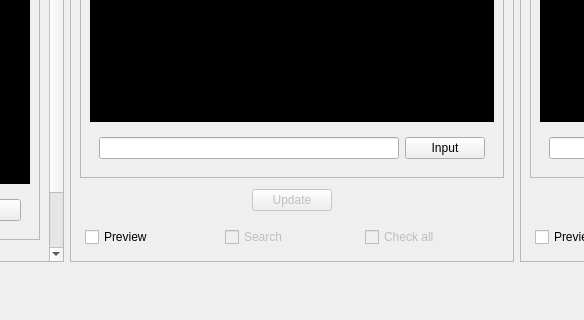
Above: src/src/mainwindowview.ui from juliagoda/pak-gui before the change; both pictures show x 391 to 975 and y 448 to 768 of the 1366 by 768 pixel window. Below: the same form after it.
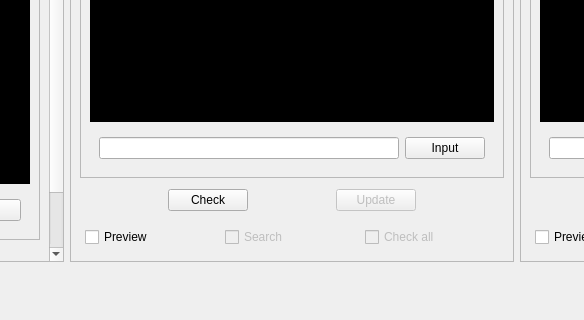
That is the form after the change. Icons and pictures are not drawn. Custom widgets are drawn as their Qt base class.

What changed in the file:
```diff
--- a/src/src/mainwindowview.ui
+++ b/src/src/mainwindowview.ui
@@ -759,6 +759,30 @@
                </property>
               </spacer>
              </item>
+             <item>
+              <widget class="QPushButton" name="check_updates_button">
+               <property name="text">
+                <string>Check</string>
+               </property>
+               <property name="icon">
+                <iconset resource="../../resources/pak-gui.qrc">
+                 <normaloff>:/icons/updated-packages.png</normaloff>:/icons/updated-packages.png</iconset>
+               </property>
+              </widget>
+             </item>
+             <item>
+              <spacer name="horizontalSpacer_15">
+               <property name="orientation">
+                <enum>Qt::Horizontal</enum>
+               </property>
+               <property name="sizeHint" stdset="0">
+                <size>
+                 <width>40</width>
+                 <height>20</height>
+                </size>
+               </property>
+              </spacer>
+             </item>
              <item>
               <widget class="QPushButton" name="update_packages_button">
                <property name="enabled">
```
Left out of the diff: 2 changed lines with no effect on the pictures.
